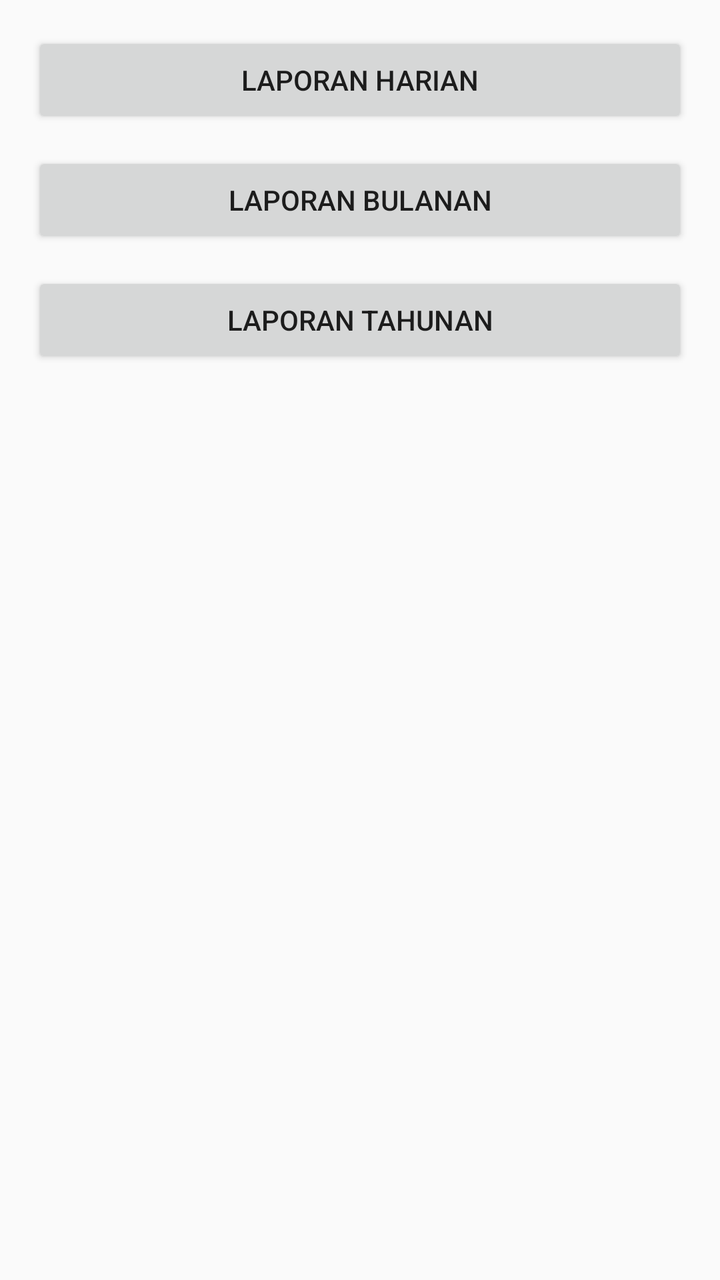
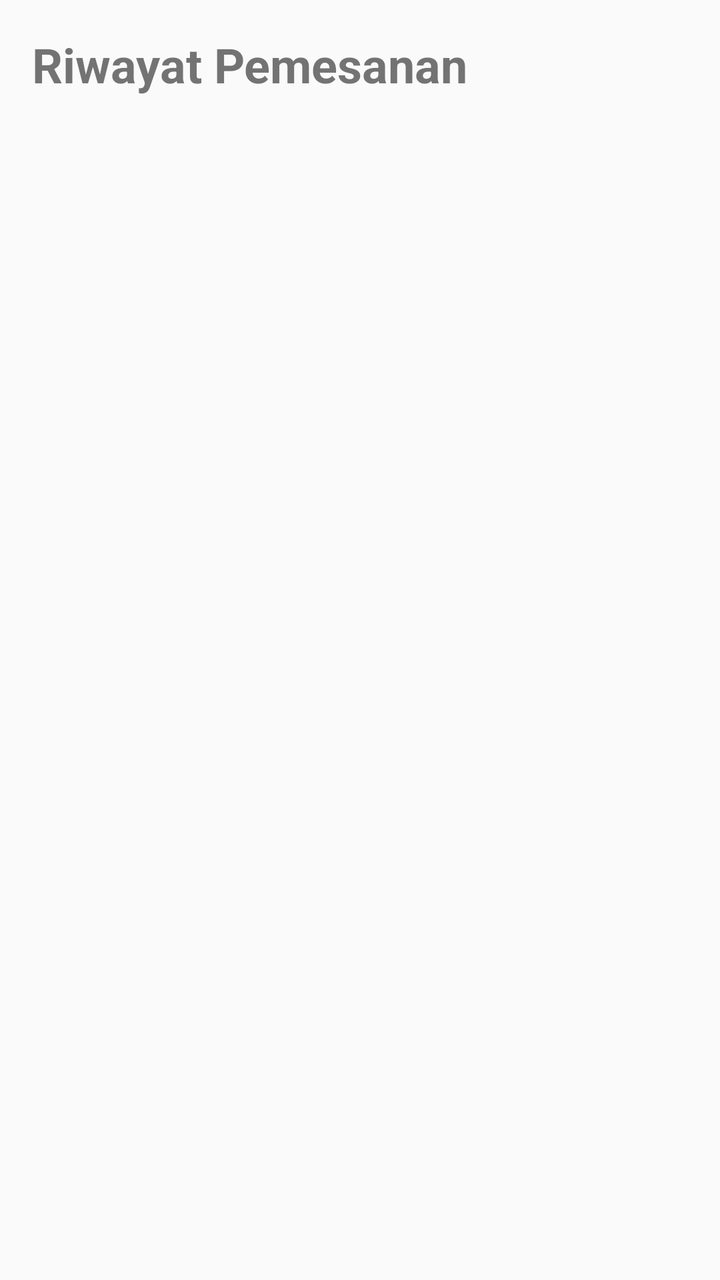

Screens rendered from an Android XML layout before and after an edit, with the pre-edit source and the edit as a unified diff.
<!-- AndroidManifest.xml: application theme Theme.AppCompat.Light.NoActionBar -->
<!-- res/layout/activity_laporan.xml -->
<?xml version="1.0" encoding="utf-8"?>
<LinearLayout xmlns:android="http://schemas.android.com/apk/res/android"
    android:layout_width="match_parent"
    android:layout_height="match_parent"
    android:orientation="vertical"
    android:padding="16dp"
    android:gravity="center_horizontal">

    <Button
        android:id="@+id/btnLaporanHarian"
        android:layout_width="match_parent"
        android:layout_height="wrap_content"
        android:text="Laporan Harian" />

    <Button
        android:id="@+id/btnLaporanBulanan"
        android:layout_width="match_parent"
        android:layout_height="wrap_content"
        android:layout_marginTop="12dp"
        android:text="Laporan Bulanan" />

    <Button
        android:id="@+id/btnLaporanTahunan"
        android:layout_width="match_parent"
        android:layout_height="wrap_content"
        android:layout_marginTop="12dp"
        android:text="Laporan Tahunan" />

</LinearLayout>
<!-- resources referenced by this layout -->
<resources>

</resources>

<!-- the commit's change to res/layout/activity_laporan.xml (unified diff, before → after) -->
@@ -1,29 +1,27 @@
 <?xml version="1.0" encoding="utf-8"?>
-<LinearLayout xmlns:android="http://schemas.android.com/apk/res/android"
+<ScrollView xmlns:android="http://schemas.android.com/apk/res/android"
     android:layout_width="match_parent"
-    android:layout_height="match_parent"
-    android:orientation="vertical"
-    android:padding="16dp"
-    android:gravity="center_horizontal">
+    android:layout_height="match_parent">
 
-    <Button
-        android:id="@+id/btnLaporanHarian"
+    <LinearLayout
         android:layout_width="match_parent"
         android:layout_height="wrap_content"
-        android:text="Laporan Harian" />
+        android:orientation="vertical"
+        android:padding="16dp">
 
-    <Button
-        android:id="@+id/btnLaporanBulanan"
-        android:layout_width="match_parent"
-        android:layout_height="wrap_content"
-        android:layout_marginTop="12dp"
-        android:text="Laporan Bulanan" />
+        <TextView
+            android:layout_width="wrap_content"
+            android:layout_height="wrap_content"
+            android:text="Riwayat Pemesanan"
+            android:textSize="24sp"
+            android:textStyle="bold"
+            android:layout_marginBottom="16dp" />
 
-    <Button
-        android:id="@+id/btnLaporanTahunan"
-        android:layout_width="match_parent"
-        android:layout_height="wrap_content"
-        android:layout_marginTop="12dp"
-        android:text="Laporan Tahunan" />
+        <LinearLayout
+            android:id="@+id/layoutRiwayat"
+            android:layout_width="match_parent"
+            android:layout_height="wrap_content"
+            android:orientation="vertical" />
 
-</LinearLayout>
+    </LinearLayout>
+</ScrollView>
